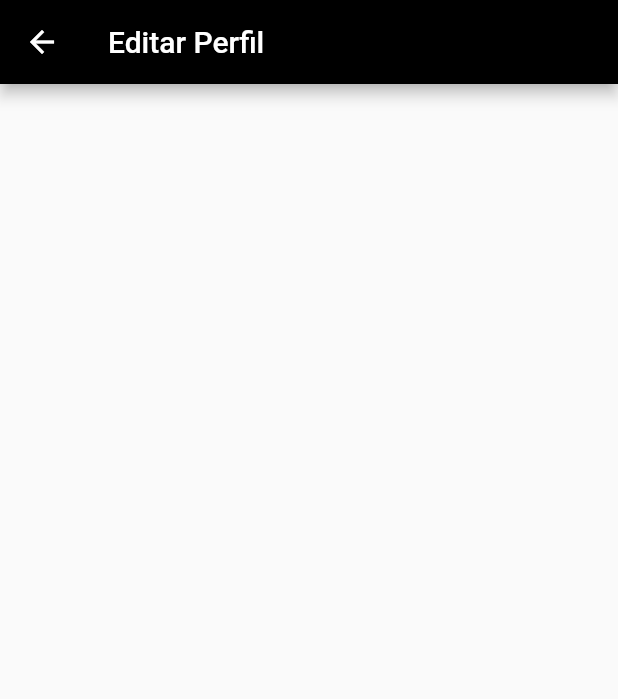
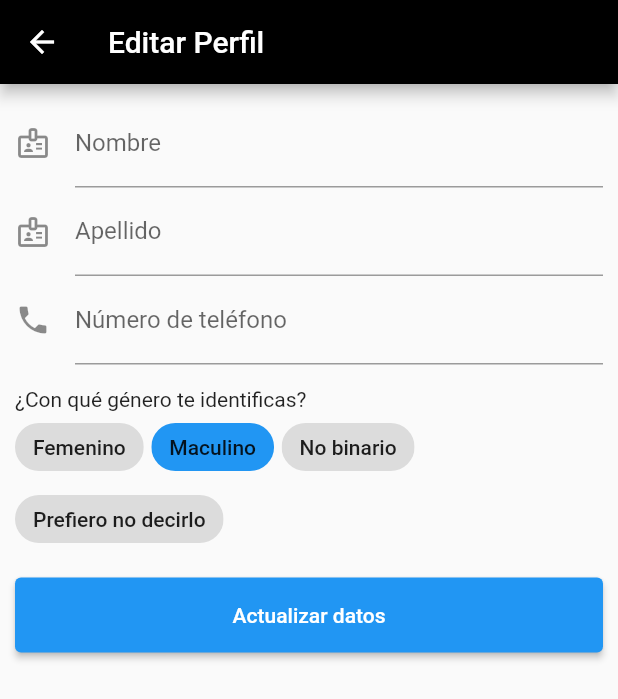
Before and after one commit to HenryDeveloper/hms_sv_app, a Flutter app: the ViewAccountPage screen opened directly, after a tap on "Editar Perfil", on a phone screen of 412 x 824 dp. Shown: the top 699 px of the screen. Run offline on Flutter 3.47's test engine with Material 2 defaults, Android fonts, the phone set to English and light mode, and no system bars; our stand-ins replace cached_network_image, equatable, firebase_auth, firebase_core, firebase_crashlytics, flutter_riverpod; accounts and stored records are empty; network calls fail.

Commit message:
modified viewaccount and editaccount views and add logic

```diff
--- a/lib/src/constants/strings.dart
+++ b/lib/src/constants/strings.dart
@@ -26,4 +26,17 @@ class Strings {
   static const myPropertiesText = "Mis Propiedades";
   static const logOutText = "Salir";
   // View Account Page
+
+  // Edit Account Page
+  static const updateButtonText = "Actualizar datos";
+  static const phoneNumberTextFormFieldText = "Número de teléfono";
+  static const genderText = "¿Con qué género te identificas?";
+  // Edit Account Page
+
+  // genderHelper
+  static const female = "Femenino";
+  static const male = "Maculino";
+  static const nonBinary = "No binario";
+  static const notToSayIt = "Prefiero no decirlo";
+  // genderHelper
 }
--- a/lib/src/features/account/presentation/edit_account/edit_account_page.dart
+++ b/lib/src/features/account/presentation/edit_account/edit_account_page.dart
@@ -1,6 +1,8 @@
 import 'package:flutter/material.dart';
 import 'package:flutter_riverpod/flutter_riverpod.dart';
 import 'package:hms_sv_app/src/constants/strings.dart';
+import 'package:hms_sv_app/src/features/account/presentation/edit_account/widgets/choice_chip_list.dart';
+import 'package:hms_sv_app/src/global_provider.dart';
 
 class EditAccountPage extends ConsumerStatefulWidget {
   const EditAccountPage({Key? key}) : super(key: key);
@@ -17,7 +19,59 @@ class _EditAccountPageState extends ConsumerState<EditAccountPage> {
         title: const Text(Strings.editProfileText),
       ),
       body: SingleChildScrollView(
-          padding: const EdgeInsets.all(10), child: Column()),
+          padding: const EdgeInsets.all(10),
+          child: Form(
+              child: Column(
+            crossAxisAlignment: CrossAxisAlignment.start,
+            children: [
+              TextFormField(
+                initialValue: nameParts?[0],
+                decoration: const InputDecoration(
+                  icon: Icon(Icons.badge_outlined),
+                  labelText: Strings.nameTextFormFieldText,
+                ),
+              ),
+              TextFormField(
+                initialValue: nameParts?[1],
+                //controller: surnameTextEditingController,
+                keyboardType: TextInputType.name,
+                textCapitalization: TextCapitalization.words,
+                //validator: _validateValue,
+                decoration: const InputDecoration(
+                  icon: Icon(Icons.badge_outlined),
+                  labelText: Strings.surnameTextFormFieldText,
+                ),
+              ),
+              TextFormField(
+                // initialValue: nameParts?[1],
+                //controller: surnameTextEditingController,
+                keyboardType: TextInputType.phone,
+                textCapitalization: TextCapitalization.words,
+                //validator: _validateValue,
+                decoration: const InputDecoration(
+                  icon: Icon(Icons.phone),
+                  labelText: Strings.phoneNumberTextFormFieldText,
+                ),
+              ),
+              const SizedBox(
+                height: 15,
+              ),
+              const Text(
+                Strings.genderText,
+              ),
+              const ChoiceChipList(
+                selectedChip: 1,
+              ),
+              const SizedBox(
+                height: 15,
+              ),
+              ElevatedButton(
+                  style: ElevatedButton.styleFrom(
+                      minimumSize: const Size.fromHeight(50)),
+                  onPressed: () => {},
+                  child: const Text(Strings.updateButtonText))
+            ],
+          ))),
     );
   }
 }
--- /dev/null
+++ b/lib/src/features/account/presentation/edit_account/widgets/choice_chip_list.dart
@@ -0,0 +1,54 @@
+import 'package:flutter/material.dart';
+import 'package:hms_sv_app/src/utils/helpers/gender_helper.dart';
+
+class ChoiceChipList extends StatefulWidget {
+  const ChoiceChipList({Key? key, this.selectedChip, this.onSelected})
+      : super(key: key);
+
+  final int? selectedChip;
+  final void Function(int? value)? onSelected;
+
+  @override
+  State<ChoiceChipList> createState() => _ChoiceChipListState();
+}
+
+class _ChoiceChipListState extends State<ChoiceChipList> {
+  int? value;
+  @override
+  void initState() {
+    value = widget.selectedChip;
+    super.initState();
+  }
+
+  @override
+  Widget build(BuildContext context) {
+    return Wrap(
+      spacing: 5,
+      children: List<Widget>.generate(
+        GenderHelper.genderMap.length,
+        (int index) {
+          var gender = GenderHelper.genderMap.keys.elementAt(index);
+
+          return ChoiceChip(
+            label: Text(GenderHelper.genderMap[gender]!),
+            selectedColor: Colors.blue,
+            selected: value == index,
+            onSelected: (bool selected) {
+              if (value != null && value == index) {
+                value = null;
+              } else {
+                value = selected ? index : null;
+              }
+
+              if (widget.onSelected != null) {
+                widget.onSelected!(value);
+              }
+
+              setState(() {});
+            },
+          );
+        },
+      ).toList(),
+    );
+  }
+}
--- a/lib/src/features/account/presentation/view_account/view_account_page.dart
+++ b/lib/src/features/account/presentation/view_account/view_account_page.dart
@@ -1,3 +1,4 @@
+import 'package:cached_network_image/cached_network_image.dart';
 import 'package:flutter/material.dart';
 import 'package:flutter_riverpod/flutter_riverpod.dart';
 import 'package:hms_sv_app/src/constants/strings.dart';
@@ -17,10 +18,17 @@ class ViewAccountPage extends StatelessWidget {
               padding: const EdgeInsets.symmetric(vertical: 40),
               child: Column(
                 children: [
-                  const CircleAvatar(
-                    radius: 65,
-                    backgroundImage: NetworkImage(
-                        "https://m.media-amazon.com/images/I/71qApJHME8L._AC_SX679_.jpg"),
+                  CachedNetworkImage(
+                    imageUrl:
+                        'https://m.media-amazon.com/images/I/71qApJHME8L._AC_SX679_.jpg',
+                    placeholder: (context, url) => const CircleAvatar(
+                      backgroundColor: Colors.amber,
+                      radius: 65,
+                    ),
+                    imageBuilder: (context, image) => CircleAvatar(
+                      backgroundImage: image,
+                      radius: 65,
+                    ),
                   ),
                   const SizedBox(
                     height: 10,
@@ -60,7 +68,7 @@ class ViewAccountPage extends StatelessWidget {
                   return ListTile(
                     leading: const Icon(Icons.output),
                     title: const Text(Strings.logOutText),
-                    onTap: () => ref.watch(firebaseAuthProvider).signOut(),
+                    onTap: () => ref.read(firebaseAuthProvider).signOut(),
                   );
                 }),
               ],
--- /dev/null
+++ b/lib/src/utils/enums/gender.dart
@@ -0,0 +1 @@
+enum Gender { female, male, nonBinary, notToSayIt }
--- /dev/null
+++ b/lib/src/utils/helpers/gender_helper.dart
@@ -0,0 +1,11 @@
+import 'package:hms_sv_app/src/constants/strings.dart';
+import 'package:hms_sv_app/src/utils/enums/gender.dart';
+
+class GenderHelper {
+  static const Map<Gender, String> genderMap = {
+    Gender.female: Strings.female,
+    Gender.male: Strings.male,
+    Gender.nonBinary: Strings.nonBinary,
+    Gender.notToSayIt: Strings.notToSayIt
+  };
+}
--- a/pubspec.yaml
+++ b/pubspec.yaml
@@ -39,6 +39,8 @@ dependencies:
   firebase_crashlytics: ^2.8.0
   firebase_auth: ^3.3.18
   equatable: ^2.0.3
+  cached_network_image: ^3.2.1
+  cloud_firestore: ^3.1.18
 
 dev_dependencies:
   integration_test:
```
Also changed, not shown: lib/src/features/account/application/update_account_service.dart (added, +8 -0 lines), lib/src/features/account/data/interfaces/iaccout_repository.dart (added, +8 -0 lines), lib/src/features/account/data/repositories/account_repository.dart (added, +55 -0 lines), lib/src/features/account/domain/model/account_info.dart (added, +14 -0 lines), lib/src/features/account/domain/view_model/account_info_view_model.dart (added, +18 -0 lines), lib/src/features/account/domain/view_model/change_passsword_view_model.dart (added, +8 -0 lines), lib/src/features/account/presentation/controller/edit_account_controller.dart (added, +10 -0 lines), lib/src/features/account/presentation/states/edit_account_state.dart (added, +19 -0 lines), lib/src/global_provider.dart (+11 -1 lines), pubspec.lock, 1 other file.
